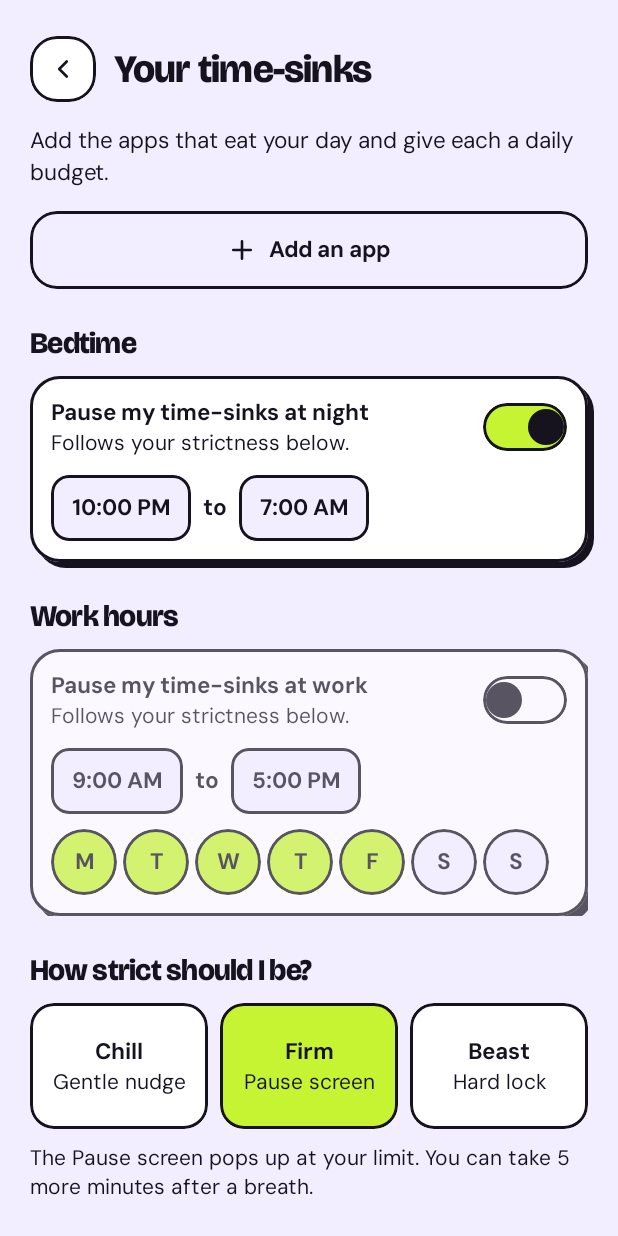
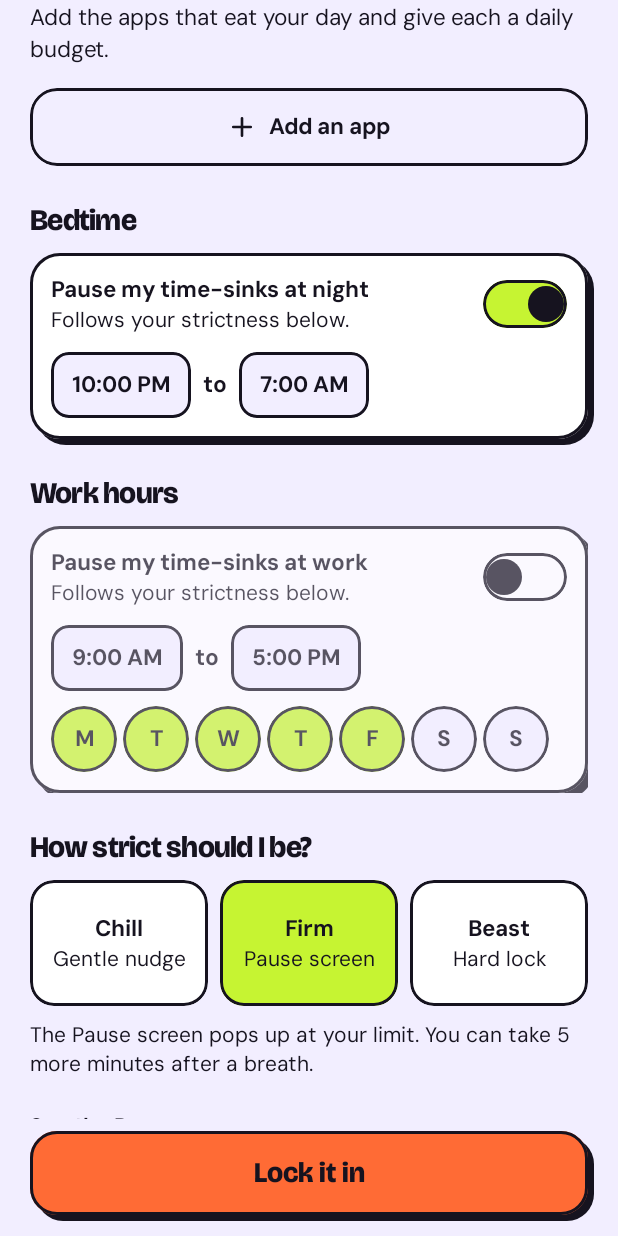
Before and after one commit to RAJASHEKARGUNAGANTI/scrollnah, an Android app built with Jetpack Compose: the composable LimitsScreen shown on its own in the app's theme, after a tap on "Bedtime pause", on a phone screen of 412 x 824 dp. Run offline under Robolectric (Android 15) with nearby library versions, the phone set to English and light mode, and no system bars; pictures from the network do not load.

Commit message:
Limits: ask about unsaved changes after leaving the app; "Lock it in" bar
Every way out inside the app already asked "Lock it in first?", but
leaving the app (Home, another app) can't be stopped, and on return
Limits still showed the new numbers while the old limits were in force.

- Coming back to ScrollNah with unsaved changes shows the "Lock it in
  first?" question straight away (Lock it in / Discard / Keep editing,
  staying on Limits).
- "Lock it in" is now a bar under the list that slides in while something
  is unsaved, and the list scrolls up by its height so the edited card
  stays in view. The button at the very end of the list is gone.

Co-Authored-By: Claude Opus 5.5 <noreply@anthropic.com>

```diff
--- a/app/src/main/java/com/unscroll/app/ui/screens/LimitsScreen.kt
+++ b/app/src/main/java/com/unscroll/app/ui/screens/LimitsScreen.kt
@@ -31,6 +31,11 @@ import androidx.activity.compose.BackHandler
 import androidx.compose.material3.AlertDialog
 import androidx.compose.material3.TextButton
 import androidx.compose.runtime.DisposableEffect
+import androidx.compose.runtime.rememberUpdatedState
+import android.content.ContextWrapper
+import androidx.activity.ComponentActivity
+import androidx.lifecycle.Lifecycle
+import androidx.lifecycle.LifecycleEventObserver
 import androidx.compose.runtime.LaunchedEffect
 import androidx.compose.foundation.background
 import androidx.compose.foundation.border
@@ -56,6 +61,8 @@ import androidx.compose.ui.semantics.contentDescription
 import androidx.compose.ui.semantics.semantics
 import androidx.compose.ui.semantics.stateDescription
 import androidx.compose.foundation.lazy.LazyColumn
+import androidx.compose.foundation.lazy.rememberLazyListState
+import androidx.compose.foundation.gestures.animateScrollBy
 import androidx.compose.foundation.lazy.items
 import androidx.compose.foundation.shape.RoundedCornerShape
 import androidx.compose.material3.MaterialTheme
@@ -266,6 +273,29 @@ fun LimitsScreen(
     BackHandler(enabled = hasChanges) { askBeforeLeaving = onBack }
     val leaveAction = pendingLeave ?: askBeforeLeaving
 
+    // Leaving the app (Home, another app) can't be stopped or asked about. So if changes are still
+    // unsaved when the user comes back, ask right then: the screen shows the new numbers, but the
+    // old limits are the ones in force until "Lock it in". ({} = stay here after answering.)
+    val currentHasChanges by rememberUpdatedState(hasChanges)
+    val activity = remember(context) {
+        generateSequence(context) { (it as? ContextWrapper)?.baseContext }.filterIsInstance<ComponentActivity>().firstOrNull()
+    }
+    DisposableEffect(activity) {
+        var leftWithChanges = false
+        val observer = LifecycleEventObserver { _, event ->
+            when (event) {
+                Lifecycle.Event.ON_STOP -> leftWithChanges = currentHasChanges
+                Lifecycle.Event.ON_START -> {
+                    if (leftWithChanges && currentHasChanges && askBeforeLeaving == null) askBeforeLeaving = {}
+                    leftWithChanges = false
+                }
+                else -> Unit
+            }
+        }
+        activity?.lifecycle?.addObserver(observer)
+        onDispose { activity?.lifecycle?.removeObserver(observer) }
+    }
+
     // Writes every changed row (and the strictness) to storage.
     suspend fun saveDrafts() {
         val changedApps = apps.mapNotNull { app ->
@@ -292,8 +322,29 @@ fun LimitsScreen(
         strictnessDraft = null
     }
 
+    /** "Lock it in": saves everything (Beast mode may ask for its cool-down first). */
+    fun lockIn() {
+        guarded {
+            scope.launch {
+                saveDrafts()
+                BlockerService.startIfNeeded(context)
+                Toast.makeText(context, "Locked in!", Toast.LENGTH_SHORT).show()
+                SoundFx.play(context, SoundFx.Sfx.HAPPY)
+                onSaved()
+            }
+        }
+    }
+
+    // When the "Lock it in" bar slides in, the list gets shorter from the bottom: scroll it up by
+    // the bar's height, so the card being edited (often near the bottom) stays where it was.
+    val listState = rememberLazyListState()
+    val barHeight = with(LocalDensity.current) { LOCK_BAR_HEIGHT.toPx() }
+    LaunchedEffect(hasChanges) { if (hasChanges) listState.animateScrollBy(barHeight) }
+
+    Column(Modifier.fillMaxSize()) {
     LazyColumn(
-        modifier = Modifier.fillMaxSize(),
+        state = listState,
+        modifier = Modifier.weight(1f).fillMaxWidth(),
         contentPadding = PaddingValues(start = 20.dp, end = 20.dp, top = 24.dp, bottom = 24.dp),
         verticalArrangement = Arrangement.spacedBy(16.dp)
     ) {
@@ -453,33 +504,30 @@ fun LimitsScreen(
                 onClick = { if (hasChanges) askBeforeLeaving = onOpenBreaks else onOpenBreaks() }
             )
         }
-        item {
-            NeoButtonPrimary(
-                if (hasChanges) "Lock it in" else "Nothing to lock in yet",
-                backgroundColor = Orange,
-                enabled = hasChanges,
-                onClick = {
-                guarded {
-                    scope.launch {
-                        saveDrafts()
-                        BlockerService.startIfNeeded(context)
-                        Toast.makeText(context, "Locked in!", Toast.LENGTH_SHORT).show()
-                        SoundFx.play(context, SoundFx.Sfx.HAPPY)
-                        onSaved()
-                    }
-                }
-            }
-            )
-            // Beast mode: show where the cool-down is.
-            if (savedStrictness == Strictness.BEAST) {
+        // Beast mode: show where the cool-down is.
+        if (savedStrictness == Strictness.BEAST) {
+            item {
                 val status = when (val s = guardState) {
                     is BeastGuard.State.Waiting -> "Cool-down: ${minutesUp(s.msLeft)} min left before you can give yourself more time."
                     is BeastGuard.State.Open -> "Cool-down done: you can loosen limits for the next ${minutesUp(s.msLeft)} min."
                     BeastGuard.State.Locked -> "Beast mode: giving yourself more time needs a 10-minute cool-down."
                 }
-                Text(status, style = MaterialTheme.typography.bodyMedium, modifier = Modifier.padding(top = 10.dp))
+                Text(status, style = MaterialTheme.typography.bodyMedium)
             }
         }
+    }
+    // "Lock it in" stays in sight below the list while something is unsaved: the list is long,
+    // and a change in the middle of it is easy to leave without saving.
+    AnimatedVisibility(visible = hasChanges) {
+        Box(
+            Modifier
+                .fillMaxWidth()
+                .background(Neo.colors.background)
+                .padding(start = 20.dp, end = 20.dp, top = 8.dp, bottom = 14.dp)
+        ) {
+            NeoButtonPrimary("Lock it in", backgroundColor = Orange, onClick = ::lockIn)
+        }
+    }
     }
 
     if (showGuard) {
@@ -793,6 +841,9 @@ private fun TimeChip(text: String, what: String, onClick: () -> Unit) {
         Text(text, fontWeight = FontWeight.Bold)
     }
 }
+
+/** About how tall the "Lock it in" bar under the list is (56dp button + its padding and shadow). */
+private val LOCK_BAR_HEIGHT = 82.dp
 
 /** "You changed things but didn't lock them in" prompt. */
 @Composable
```
Also changed, not shown: 1 other file.
